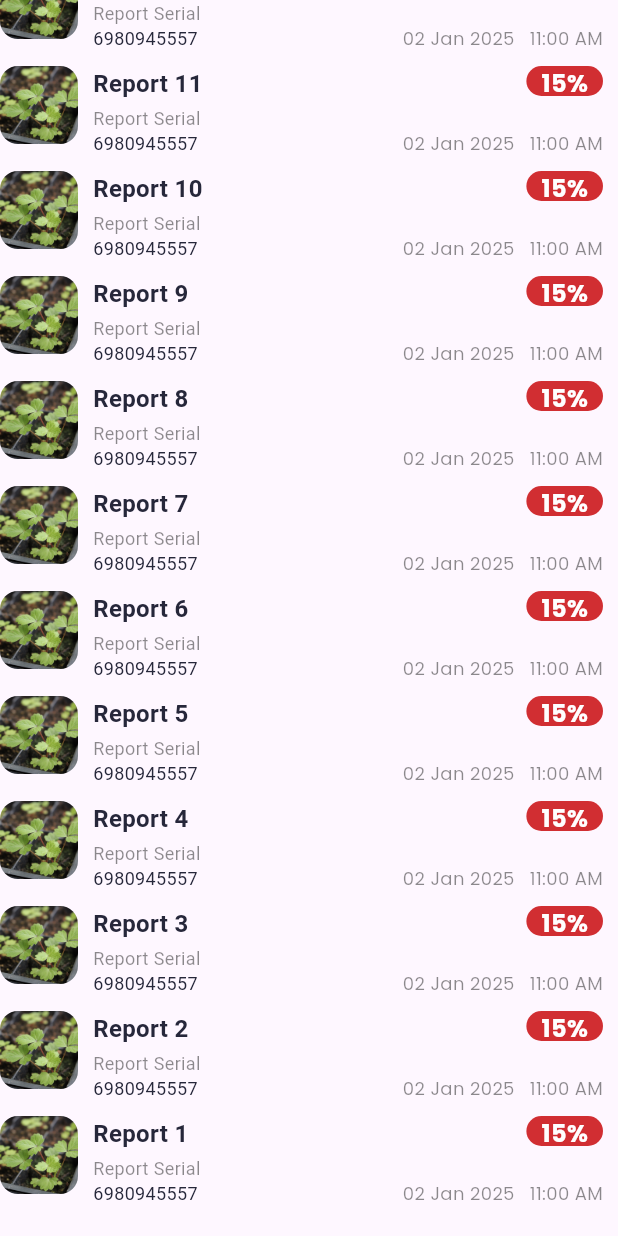
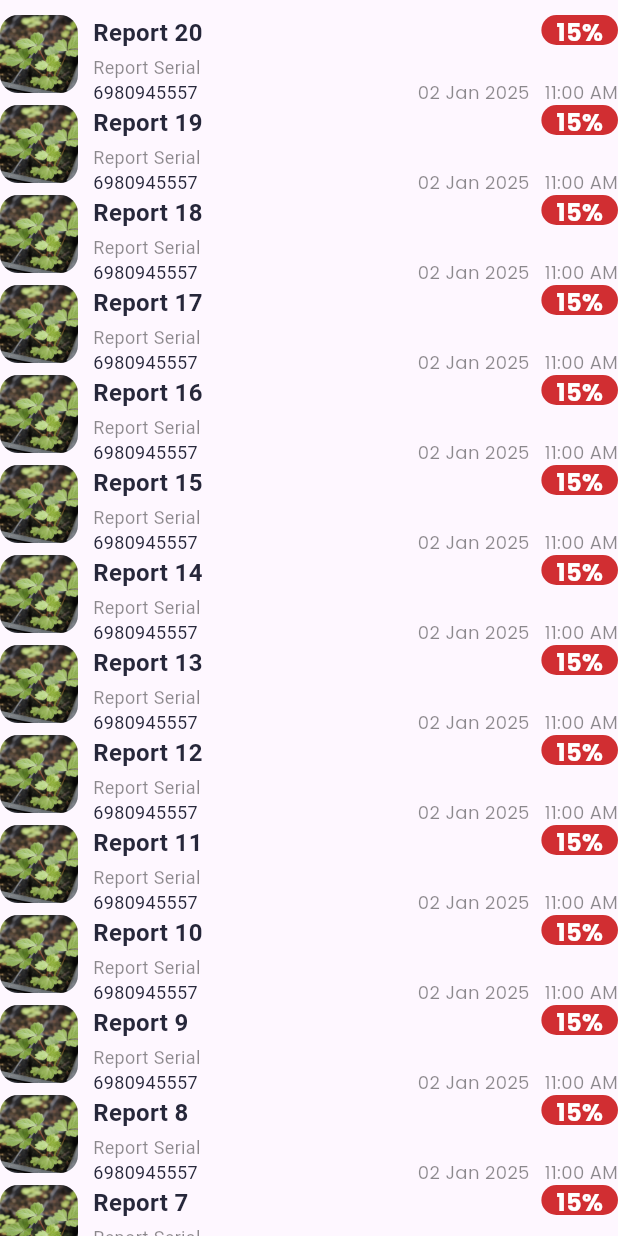
Before and after one commit to Aahmedkamell/argi_lens_app, a Flutter app: what historyItemBuilder() shows on an empty page, opened directly, on a phone screen of 412 x 824 dp. Run offline on Flutter 3.47's test engine with Material 3 defaults, Android fonts, the phone set to English and light mode, and no system bars; our stand-ins replace bloc, buildcondition, dio, equatable, flutter_bloc, flutter_svg and 2 more; accounts and stored records are empty.

Commit message:
create history screen

```diff
--- a/lib/modules/home/plant details/plant_details_screen.dart
+++ b/lib/modules/home/plant details/plant_details_screen.dart
@@ -45,7 +45,7 @@ class PlantDetailsScreen extends StatelessWidget {
                     'assets/images/plant_details.jpeg',
                     width: double.infinity,
                     height: MediaQuery.of(context).size.height / 3,
-                    fit: BoxFit.fill,
+                    fit: BoxFit.cover,
                   ),
                 ),
               ),
--- a/lib/shared/components/components.dart
+++ b/lib/shared/components/components.dart
@@ -483,13 +483,15 @@ Widget allHealthPlantBuilder() => BuildCondition(
   ),
 );
 
+List<Widget> historyWidgets = [];
+
 Widget buildHistoryItem({
   required int reportNum,
   required int reportSerial,
   required int healthPrecentage,
-
-})=> InkWell(
-  onTap: (){},
+}) {
+  return InkWell(
+    onTap: () {},
     child: SizedBox(
       height: 60,
       child: Row(
@@ -504,7 +506,7 @@ Widget buildHistoryItem({
               fit: BoxFit.cover,
             ),
           ),
-        SizedBox(width: 10,),
+          SizedBox(width: 10),
           Expanded(
             child: Column(
               crossAxisAlignment: CrossAxisAlignment.start,
@@ -515,7 +517,7 @@ Widget buildHistoryItem({
                     style: TextStyle(
                       fontWeight: FontWeight.w700,
                       fontSize: 16,
-                      color: Color(0xFF26273A)
+                      color: Color(0xFF26273A),
                     ),
                   ),
                 ),
@@ -524,7 +526,7 @@ Widget buildHistoryItem({
                   style: TextStyle(
                     fontSize: 12,
                     fontWeight: FontWeight.w400,
-                    color: Colors.black45
+                    color: Colors.black45,
                   ),
                 ),
                 Text(
@@ -532,7 +534,7 @@ Widget buildHistoryItem({
                   style: TextStyle(
                     fontSize: 12,
                     fontWeight: FontWeight.w400,
-                    color: Color(0xFF26273A)
+                    color: Color(0xFF26273A),
                   ),
                 ),
               ],
@@ -561,54 +563,62 @@ Widget buildHistoryItem({
                 ),
               ),
               Expanded(child: Container()),
-            Row(children: [
+              Row(
+                children: [
                   Text(
                     '02 Jan 2025',
                     style: GoogleFonts.poppins(
                       fontSize: 12,
                       fontWeight: FontWeight.w400,
-                    color: Colors.black45
+                      color: Colors.black45,
                     ),
                   ),
-              SizedBox(width: 10,),
+                  SizedBox(width: 10),
                   Text(
                     '11:00 AM',
                     style: GoogleFonts.poppins(
                       fontSize: 12,
                       fontWeight: FontWeight.w400,
-                    color: Colors.black45
+                      color: Colors.black45,
                     ),
                   ),
-            ],)
+                ],
+              )
             ],
           )
         ],
       ),
     ),
   );
+}
 
 Widget historyItemBuilder() {
+  List<Widget> historyWidgets = [];
+
+  for (int index = 0; index < 22; index++) {
+    int randomNumber = Random().nextInt(101);
+    if (index == 21 || index == 0) {
+      historyWidgets.add(SizedBox(height: 10));
+    } else {
+      historyWidgets.add(
+        buildHistoryItem(
+          healthPrecentage: randomNumber,
+          reportNum: index,
+          reportSerial: 6980945543 + randomNumber - 1,
+        ),
+      );
+    }
+  }
+
+  List<Widget> reversedHistoryWidgets = historyWidgets.reversed.toList();
 
   return BuildCondition(
     condition: true,
-    builder: (context) => ListView.separated(
-      reverse: true,
-      scrollDirection: Axis.vertical,
+    builder: (context) => SingleChildScrollView(
       physics: BouncingScrollPhysics(),
-      padding: EdgeInsets.only(right: 10),
-      itemCount: 22,
-      itemBuilder: (context, index) {
-        int randomNumber = Random().nextInt(101);
-        if (index == 21 || index == 0) {
-          return SizedBox(height: 10);
-        }
-        return buildHistoryItem(
-          healthPrecentage: randomNumber,
-          reportNum: index,
-          reportSerial: 6980945543 + randomNumber - 1,
-        );
-      },
-      separatorBuilder: (context, index) => SizedBox(height: 10),
+      child: Column(
+        children: reversedHistoryWidgets,
+      ),
     ),
     fallback: (context) => Center(
       child: CircularProgressIndicator(
@@ -617,8 +627,6 @@ Widget historyItemBuilder() {
     ),
   );
 }
-
-
 
 Widget sensorReading ({
   required String? sensorName,
```
Also changed, not shown: pubspec.lock. Lines whose indentation alone changed are shown as unchanged.
